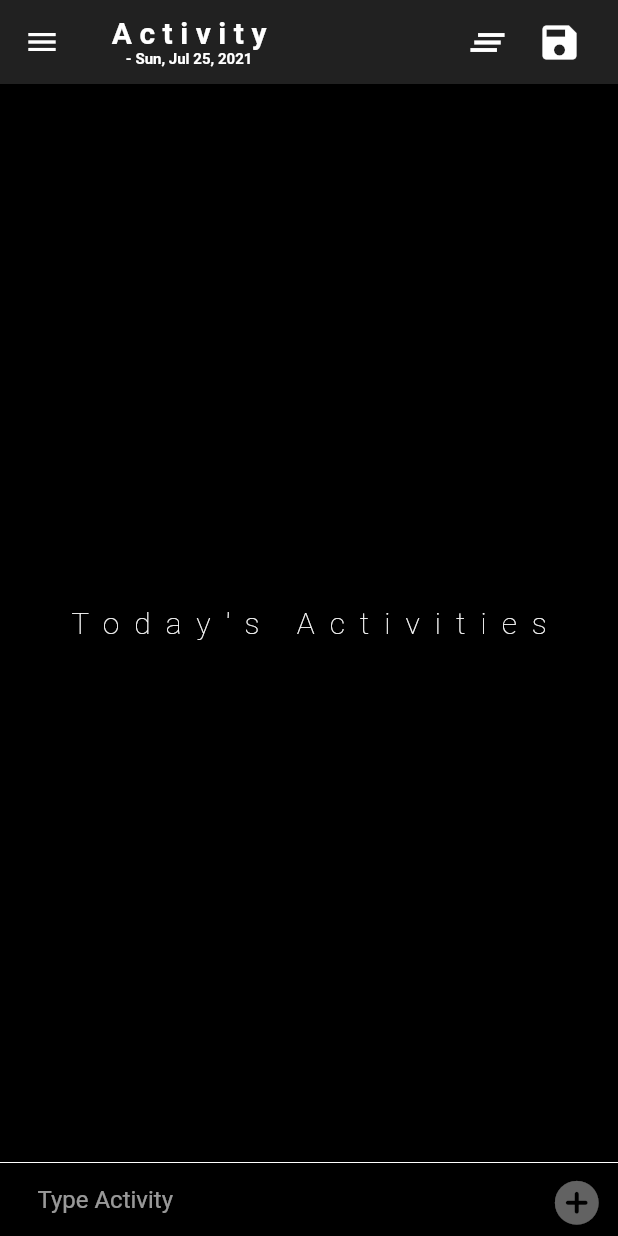
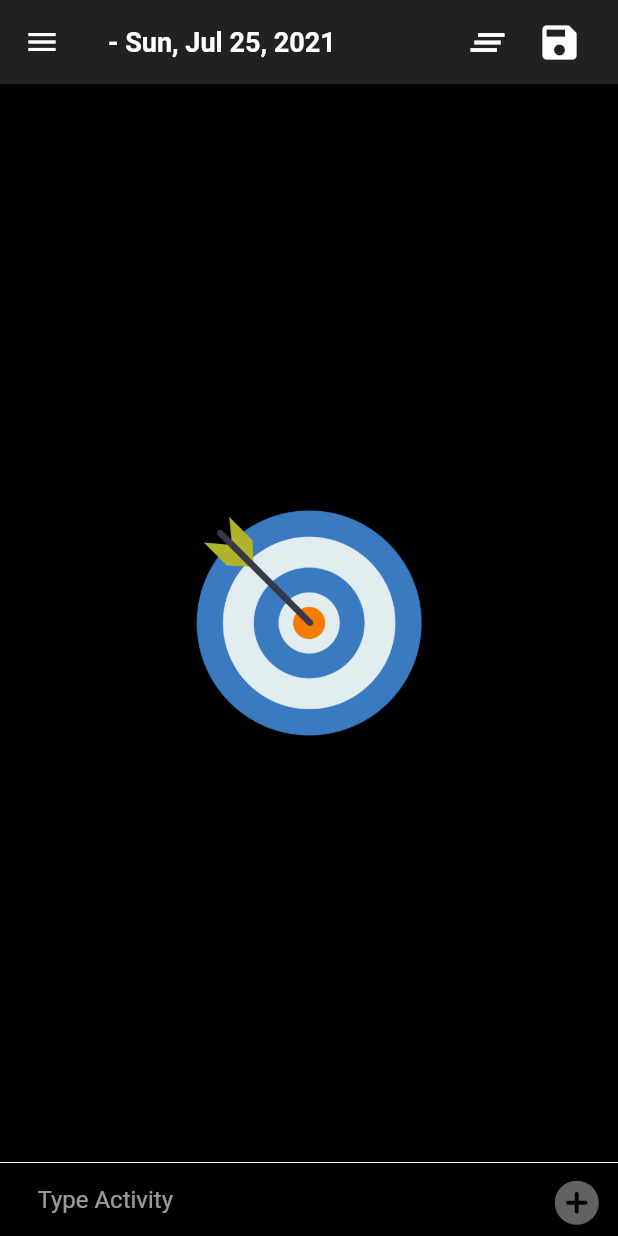
Before and after one commit to yashwant9753/activities, a Flutter app: the ActivityScreen screen opened directly with empty values, after a tap on "Retry", on a phone screen of 412 x 824 dp. Run offline on Flutter 3.47's test engine with Material 2 defaults, Android fonts, the phone set to English and light mode, and no system bars; our stand-ins replace cloud_firestore, connectivity, firebase_auth, firebase_core, firebase_database; accounts and stored records are empty; Roboto replaces fonts that are missing (PT_Sans).

Commit message:
added icon and adjust layout

```diff
--- a/lib/screens/activitiesPage.dart
+++ b/lib/screens/activitiesPage.dart
@@ -2,10 +2,8 @@ import 'package:firebase_auth/firebase_auth.dart';
 import 'package:flutter/material.dart';
 import 'package:flutter/cupertino.dart';
 import 'package:flutter/foundation.dart';
-import 'package:login/res/custom_colors.dart';
 import 'package:login/database/database.dart';
 import 'package:intl/intl.dart';
-import 'package:cloud_firestore/cloud_firestore.dart';
 
 class AllActivities extends StatefulWidget {
   const AllActivities({Key? key, required User user})
@@ -67,7 +65,7 @@ class _AllActivitiesState extends State<AllActivities> {
     return Scaffold(
       appBar: AppBar(
         title: Text(
-          "All Activities",
+          "Activities",
           style: TextStyle(color: Colors.white),
         ),
       ),
@@ -81,7 +79,9 @@ class _AllActivitiesState extends State<AllActivities> {
             : null,
         child: Column(
           children: [
-            DropdownButton(
+            Padding(
+              padding: EdgeInsets.only(top: 12),
+              child: DropdownButton(
                   icon: const Icon(Icons.arrow_drop_down_circle_outlined),
                   iconSize: 30,
                   elevation: 50,
@@ -110,6 +110,7 @@ class _AllActivitiesState extends State<AllActivities> {
                       }
                     });
                   }),
+            ),
             Flexible(
               child: _messages.isEmpty
                   ? Center(
@@ -130,7 +131,7 @@ class _AllActivitiesState extends State<AllActivities> {
                         return Card(
                             color: _messagecomp[_messages[index]]
                                 ? Colors.green
-                                : null,
+                                : Colors.grey[850],
                             child: Padding(
                               padding: EdgeInsets.symmetric(horizontal: 15),
                               child: ListTile(
--- a/lib/screens/activityScreen.dart
+++ b/lib/screens/activityScreen.dart
@@ -2,8 +2,6 @@ import 'package:firebase_auth/firebase_auth.dart';
 import 'package:flutter/animation.dart';
 import 'package:flutter/material.dart';
 import 'package:login/res/custom_colors.dart';
-import 'package:login/screens/sign_in_screen.dart';
-import 'package:login/utils/authentication.dart';
 import 'package:login/database/database.dart';
 import 'package:login/screens/activitiesPage.dart';
 import 'package:login/screens/TestPage.dart';
@@ -11,7 +9,6 @@ import 'package:login/screens/rating.dart';
 import 'package:login/screens/user_info_screen.dart';
 import 'package:intl/intl.dart';
 import 'package:flutter/cupertino.dart';
-import 'package:cloud_firestore/cloud_firestore.dart';
 import 'package:url_launcher/url_launcher.dart';
 import 'package:connectivity/connectivity.dart';
 
@@ -28,7 +25,8 @@ class ActivityScreen extends StatefulWidget {
   _ActivityScreenState createState() => _ActivityScreenState();
 }
 
-class _ActivityScreenState extends State<ActivityScreen> {
+class _ActivityScreenState extends State<ActivityScreen>
+    with TickerProviderStateMixin {
   late bool _isEmailVerified;
   late User _user;
   Map _messagecomp = {};
@@ -82,6 +80,7 @@ class _ActivityScreenState extends State<ActivityScreen> {
     });
 
     _focusNode.requestFocus();
+
     // _message.animationController.forward();
   }
 
@@ -338,22 +337,11 @@ class _ActivityScreenState extends State<ActivityScreen> {
         ),
         appBar: AppBar(
           backgroundColor: Theme.of(context).primaryColor,
-          title: Container(
+          title: Row(mainAxisAlignment: MainAxisAlignment.start, children: [
+            Center(
               child: Column(
-                mainAxisAlignment: MainAxisAlignment.start,
+                  mainAxisAlignment: MainAxisAlignment.center,
                   children: <Widget>[
-                  Padding(
-                    padding: EdgeInsets.only(right: 50),
-                    child: RichText(
-                        text: TextSpan(
-                            text: 'Activity',
-                            style: TextStyle(
-                                color: Colors.white,
-                                fontSize: 20,
-                                fontWeight: FontWeight.w600,
-                                letterSpacing: 5,
-                                fontFamily: 'PT_Sans'))),
-                  ),
                     Padding(
                       padding: EdgeInsets.only(right: 50),
                       child: RichText(
@@ -361,13 +349,14 @@ class _ActivityScreenState extends State<ActivityScreen> {
                               text: "- ${newDt}",
                               style: TextStyle(
                                 color: Colors.white,
-                              fontSize: 10,
+                                fontSize: 18,
                                 fontWeight: FontWeight.w700,
                                 fontFamily: 'PT_Sans',
                               ))),
                     ),
                   ]),
             ),
+          ]),
           elevation:
               Theme.of(context).platform == TargetPlatform.iOS ? 0.0 : 4.0,
           actions: <Widget>[
@@ -420,16 +409,10 @@ class _ActivityScreenState extends State<ActivityScreen> {
               Flexible(
                 child: _messages.isEmpty
                     ? Center(
-                        child: RichText(
-                            text: TextSpan(
-                                text: '''Today's Activities''',
-                                style: TextStyle(
-                                    color: Colors.white,
-                                    fontSize: 20,
-                                    fontWeight: FontWeight.w100,
-                                    letterSpacing: 10,
-                                    fontFamily: 'PT_Sans'))),
-                      )
+                        child: CircleAvatar(
+                        radius: 100,
+                        child: Image.asset("assets/logo.png"),
+                      ))
                     : ListView.builder(
                         padding: const EdgeInsets.all(8.0),
                         reverse: true,
@@ -438,7 +421,7 @@ class _ActivityScreenState extends State<ActivityScreen> {
                           return Card(
                             color: _messagecomp[_messages[index]]
                                 ? Colors.green
-                                  : null,
+                                : Colors.grey[850],
                             child: Padding(
                               padding: EdgeInsets.symmetric(horizontal: 15),
                               child: ListTile(
@@ -464,7 +447,8 @@ class _ActivityScreenState extends State<ActivityScreen> {
                                   });
                                 },
                               ),
-                              ));
+                            ),
+                          );
                         },
                       ),
               ),
```
Also changed, not shown: pubspec.yaml (+12 -0 lines), assets/icon.png (added), assets/logo.png (added), assets/png-clipart-goal-setting-theory-computer-icons-goal-setting-plan-logo.png (added), pubspec.lock, 21 other files. Lines whose indentation alone changed are shown as unchanged.
